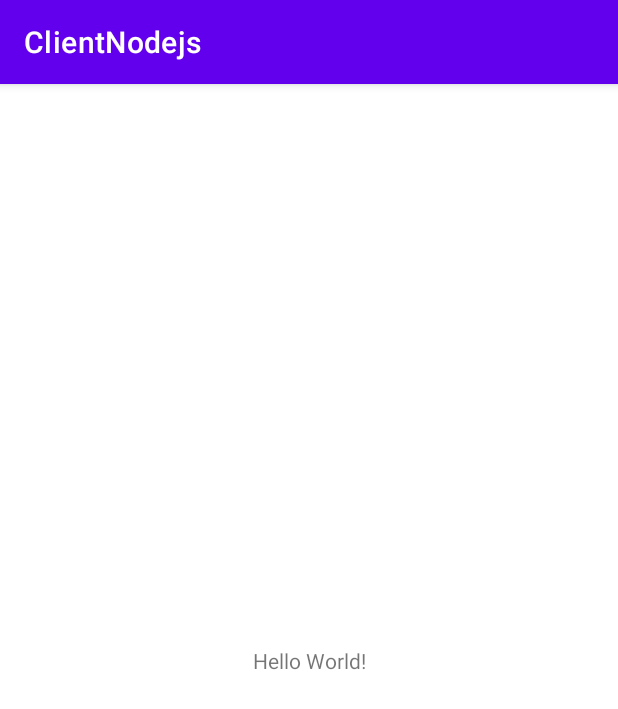
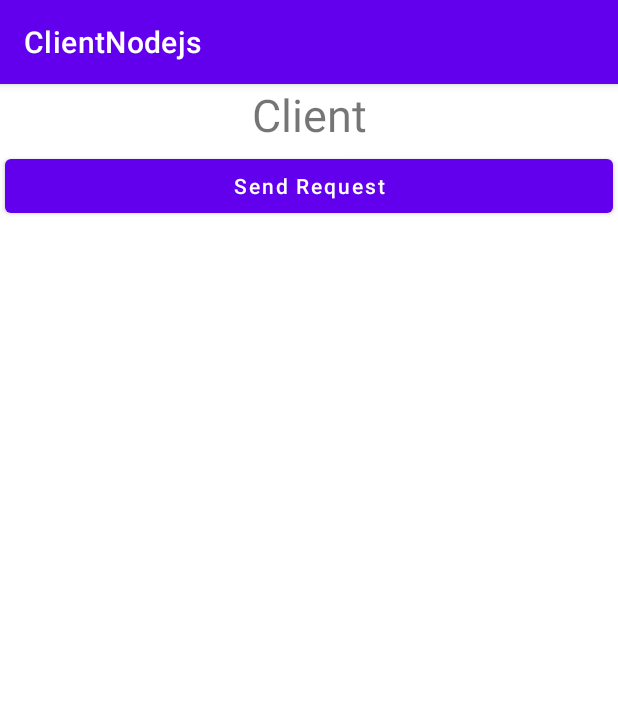
Before and after one commit to LinShuHung/ClientNodejs, an Android app: the screen it shows after launch (MainActivity), on a phone screen of 412 x 824 dp. Shown: the top 709 px of the screen. Run offline under Robolectric (Android 15) with nearby library versions, the phone set to English and light mode, and no system bars; our stand-ins replace Volley.

Commit message:
Add StringRequest to Volley, when user press button to send request to server

```diff
--- a/app/src/main/res/layout/activity_main.xml
+++ b/app/src/main/res/layout/activity_main.xml
@@ -1,18 +1,27 @@
 <?xml version="1.0" encoding="utf-8"?>
-<androidx.constraintlayout.widget.ConstraintLayout xmlns:android="http://schemas.android.com/apk/res/android"
+<androidx.appcompat.widget.LinearLayoutCompat
+    xmlns:android="http://schemas.android.com/apk/res/android"
     xmlns:app="http://schemas.android.com/apk/res-auto"
     xmlns:tools="http://schemas.android.com/tools"
     android:layout_width="match_parent"
     android:layout_height="match_parent"
+    android:orientation="vertical"
     tools:context=".MainActivity">
 
     <TextView
-        android:layout_width="wrap_content"
+        android:layout_width="match_parent"
         android:layout_height="wrap_content"
-        android:text="Hello World!"
-        app:layout_constraintBottom_toBottomOf="parent"
-        app:layout_constraintEnd_toEndOf="parent"
-        app:layout_constraintStart_toStartOf="parent"
-        app:layout_constraintTop_toTopOf="parent" />
+        android:text="Client"
+        android:textSize="30sp"
+        android:gravity="center_horizontal"
+        />
+    <Button
+        android:layout_width="match_parent"
+        android:layout_height="wrap_content"
+        android:text="Send Request"
+        android:textAllCaps="false"
+        android:layout_margin="3dp"
+        />
 
-</androidx.constraintlayout.widget.ConstraintLayout>
+
+</androidx.appcompat.widget.LinearLayoutCompat>
```
Also changed, not shown: app/src/main/java/com/suhun/clientnodejs/MainActivity.java (+37 -1 lines).
